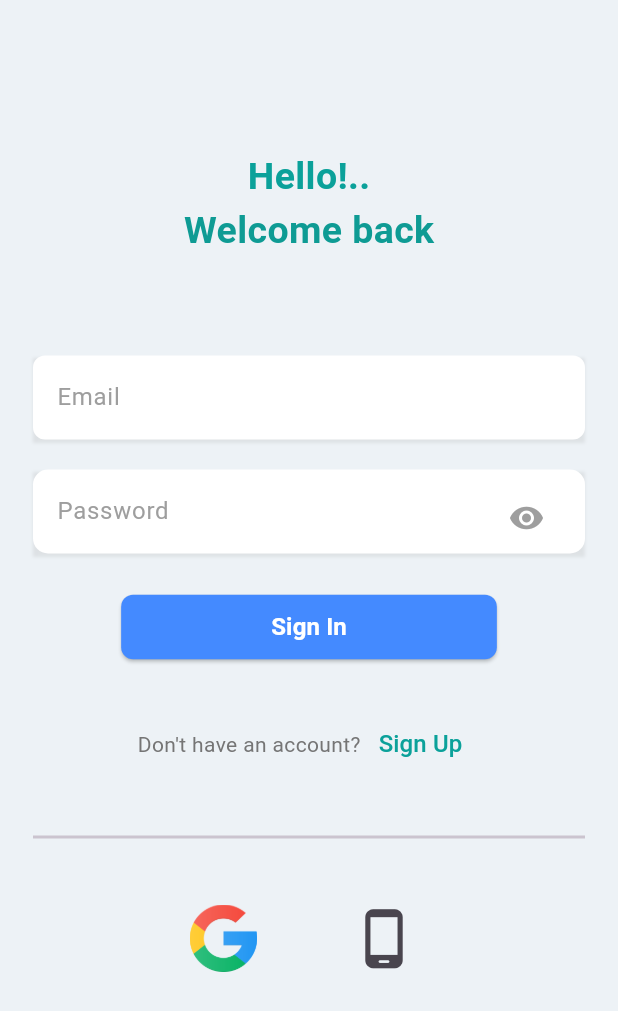
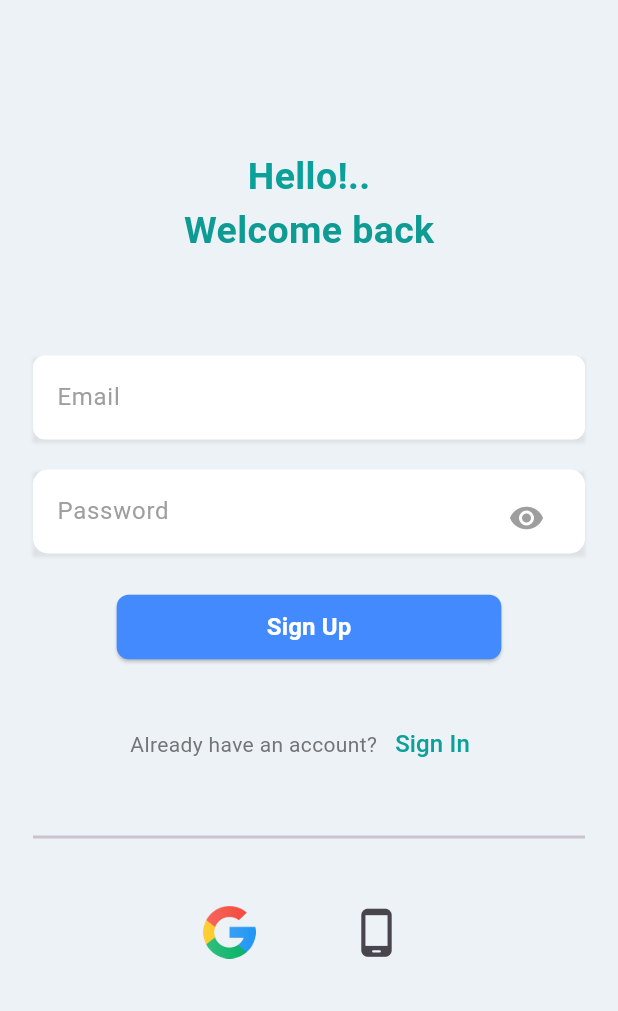
Before and after one commit to amalmohan123/Firebase_kaylasoft, a Flutter app: the screen it shows after launch, after a tap on "Sign Up", on a phone screen of 412 x 824 dp. Shown: the top 1011 px of the screen. Run offline on Flutter 3.47's test engine with Material 3 defaults, Android fonts, the phone set to English and light mode, and no system bars; our stand-ins replace firebase_core; accounts and stored records are empty.

Commit message:
second commit

```diff
--- a/lib/main.dart
+++ b/lib/main.dart
@@ -1,13 +1,19 @@
 import 'package:flutter/material.dart';
 import 'package:student_management/view/auth/auth.dart';
+import 'package:firebase_core/firebase_core.dart';
+import 'firebase_options.dart';
 
-void main() {
+void main() async {
+  WidgetsFlutterBinding.ensureInitialized();
+  await Firebase.initializeApp(
+    options: DefaultFirebaseOptions.currentPlatform,
+  );
+
   runApp(const MyApp());
 }
 
 class MyApp extends StatelessWidget {
   const MyApp({super.key});
-
 
   @override
   Widget build(BuildContext context) {
@@ -15,11 +21,10 @@ class MyApp extends StatelessWidget {
       debugShowCheckedModeBanner: false,
       title: 'Flutter Demo',
       theme: ThemeData(
-
         colorScheme: ColorScheme.fromSeed(seedColor: Colors.deepPurple),
         useMaterial3: true,
       ),
-      home: const SignUp()
+      home: const SignUp(),
     );
   }
 }
--- a/lib/view/auth/auth.dart
+++ b/lib/view/auth/auth.dart
@@ -1,4 +1,5 @@
 import 'package:flutter/material.dart';
+import 'package:student_management/view/otp/otp.dart';
 
 class SignUp extends StatefulWidget {
   const SignUp({Key? key}) : super(key: key);
@@ -56,6 +57,7 @@ class _SignUpState extends State<SignUp> {
                   ],
                 ),
                 child: TextFormField(
+                  keyboardType: TextInputType.emailAddress,
                   decoration: InputDecoration(
                     hintText: 'Email',
                     hintStyle: TextStyle(color: Colors.grey.shade500),
@@ -81,9 +83,9 @@ class _SignUpState extends State<SignUp> {
                   ],
                 ),
                 child: Stack(
-                  // alignment: Alignment.topRight,
                   children: [
                     TextFormField(
+
                       obscureText: _obscurePassword,
                       decoration: InputDecoration(
                         hintText: 'Password',
@@ -120,27 +122,63 @@ class _SignUpState extends State<SignUp> {
                 ),
               ),
               const SizedBox(height: 25),
-              ElevatedButton(
+              _isSignUp
+                  ? ElevatedButton(
                       onPressed: () {
-                  setState(() {
-                    _isSignUp = !_isSignUp; // Toggle the state
-                  });
+                        // Handle Sign Up
                       },
                       style: ElevatedButton.styleFrom(
                         backgroundColor: Colors.blueAccent,
-                  padding:
-                      const EdgeInsets.symmetric(horizontal: 100, vertical: 10),
+                        padding: const EdgeInsets.symmetric(
+                            horizontal: 100, vertical: 10),
                         shape: RoundedRectangleBorder(
                           borderRadius: BorderRadius.circular(8),
                         ),
                       ),
-                child: Text(
-                  _isSignUp ? 'Sign Up' : 'Sign In', // Toggle the text
+                      child: const Text(
+                        'Sign Up',
                         style: TextStyle(
                             color: Colors.white,
                             fontSize: 16,
                             fontWeight: FontWeight.bold),
                       ),
+                    )
+                  : Column(
+                      children: [
+                        Align(
+                            alignment: Alignment.topRight,
+                            child: TextButton(
+                              onPressed: () {},
+                              child: const Text(
+                                'Forgot Password?',
+                                style: TextStyle(
+                                    color: Color.fromARGB(255, 11, 161, 154),
+                                    fontWeight: FontWeight.bold),
+                              ),
+                            )),
+                        const SizedBox(height: 25),
+                        ElevatedButton(
+                          onPressed: () {
+                            // Handle Sign In
+                          },
+                          style: ElevatedButton.styleFrom(
+                            backgroundColor:
+                                const Color.fromARGB(255, 11, 161, 154),
+                            padding: const EdgeInsets.symmetric(
+                                horizontal: 100, vertical: 10),
+                            shape: RoundedRectangleBorder(
+                              borderRadius: BorderRadius.circular(8),
+                            ),
+                          ),
+                          child: const Text(
+                            'Sign In',
+                            style: TextStyle(
+                                color: Colors.white,
+                                fontSize: 16,
+                                fontWeight: FontWeight.bold),
+                          ),
+                        ),
+                      ],
                     ),
               const SizedBox(height: 30),
               Row(
@@ -161,8 +199,8 @@ class _SignUpState extends State<SignUp> {
                       });
                     },
                     child: Text(
-                      _isSignUp ? 'Sign In' : 'Sign Up', // Toggle the text
-                      style: TextStyle(
+                      _isSignUp ? 'Sign In' : 'Sign Up',
+                      style: const TextStyle(
                           color: Color.fromARGB(255, 11, 161, 154),
                           fontSize: 16),
                     ),
@@ -178,7 +216,7 @@ class _SignUpState extends State<SignUp> {
                   GestureDetector(
                     onTap: () {},
                     child: SizedBox(
-                      width: 45,
+                      width: 35,
                       child: Image.asset(
                         'assets/image/2993685_brand_brands_google_logo_logos_icon.png',
                       ),
@@ -188,10 +226,17 @@ class _SignUpState extends State<SignUp> {
                     width: 55,
                   ),
                   IconButton(
-                    onPressed: () {},
+                    onPressed: () {
+                      Navigator.push(
+                        context,
+                        MaterialPageRoute(
+                          builder: (context) => const OtpScreen(),
+                        ),
+                      );
+                    },
                     icon: const Icon(
                       Icons.phone_android_rounded,
-                      size: 43,
+                      size: 35,
                     ),
                   )
                 ],
--- a/pubspec.yaml
+++ b/pubspec.yaml
@@ -36,6 +36,8 @@ dependencies:
   # Use with the CupertinoIcons class for iOS style icons.
   cupertino_icons: ^1.0.2
   provider: ^6.1.1
+  firebase_core: ^2.24.1
+  firebase_auth: ^4.15.1
 
 dev_dependencies:
   flutter_test:
```
Also changed, not shown: lib/view/otp/otp.dart (added, +63 -0 lines), lib/firebase_options.dart (added), pubspec.lock, 8 other files. Lines whose indentation alone changed are shown as unchanged.
